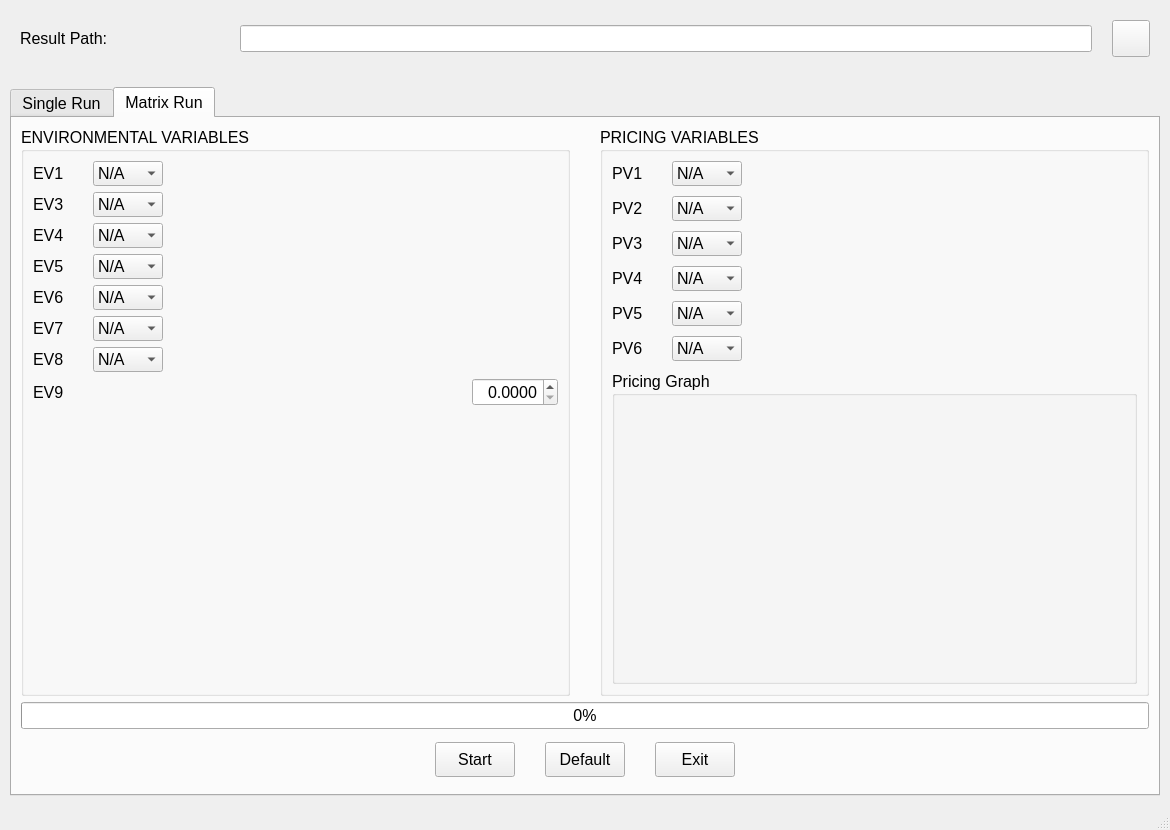
Old version of the form ui/tps.ui in the repository joshuad31/TandaPay-Simulation.
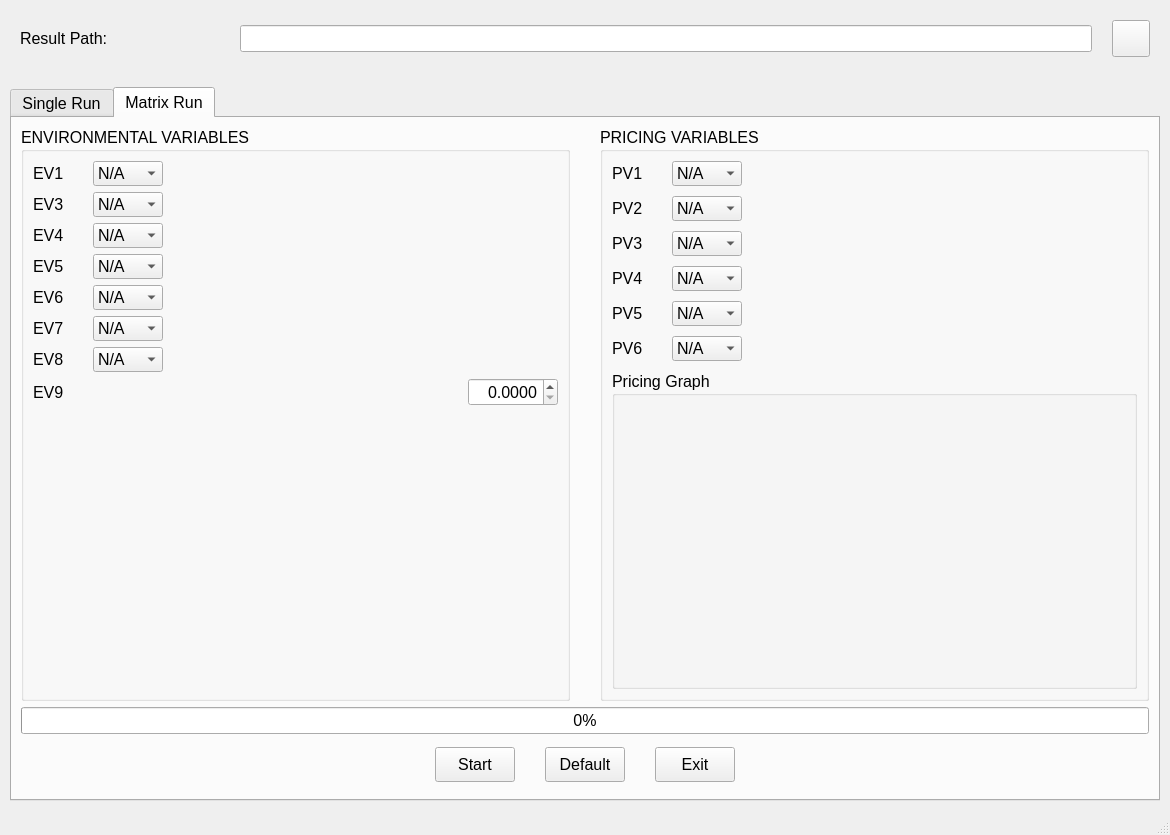
New version of the form. The open tabs and pages were chosen to show the change. Icons and pictures are not drawn.

Diff of the .ui file:
```diff
--- a/ui/tps.ui
+++ b/ui/tps.ui
@@ -7,7 +7,7 @@
     <x>0</x>
     <y>0</y>
     <width>1170</width>
-    <height>830</height>
+    <height>835</height>
    </rect>
   </property>
   <property name="font">
@@ -1689,6 +1689,24 @@
                 </widget>
                </item>
                <item>
+                <widget class="QWidget" name="widget_16" native="true">
+                 <layout class="QHBoxLayout" name="layout_ev8">
+                  <property name="spacing">
+                   <number>0</number>
+                  </property>
+                  <property name="leftMargin">
+                   <number>0</number>
+                  </property>
+                  <property name="topMargin">
+                   <number>0</number>
+                  </property>
+                  <property name="rightMargin">
+                   <number>0</number>
+                  </property>
+                  <property name="bottomMargin">
+                   <number>0</number>
+                  </property>
+                  <item>
                 <spacer name="horizontalSpacer_5">
                  <property name="orientation">
                   <enum>Qt::Horizontal</enum>
@@ -1703,12 +1721,33 @@
                </item>
                <item>
                 <widget class="QDoubleSpinBox" name="ev8">
+                    <property name="minimumSize">
+                     <size>
+                      <width>90</width>
+                      <height>0</height>
+                     </size>
+                    </property>
+                    <property name="maximumSize">
+                     <size>
+                      <width>120</width>
+                      <height>16777215</height>
+                     </size>
+                    </property>
                  <property name="alignment">
                   <set>Qt::AlignRight|Qt::AlignTrailing|Qt::AlignVCenter</set>
                  </property>
                  <property name="decimals">
                   <number>4</number>
                  </property>
+                    <property name="maximum">
+                     <double>1.000000000000000</double>
+                    </property>
+                    <property name="singleStep">
+                     <double>0.010000000000000</double>
+                    </property>
+                   </widget>
+                  </item>
+                 </layout>
                 </widget>
                </item>
               </layout>
```
Left out of the diff: 2 changed lines with no effect on the pictures. Lines whose indentation alone changed are shown as unchanged.
